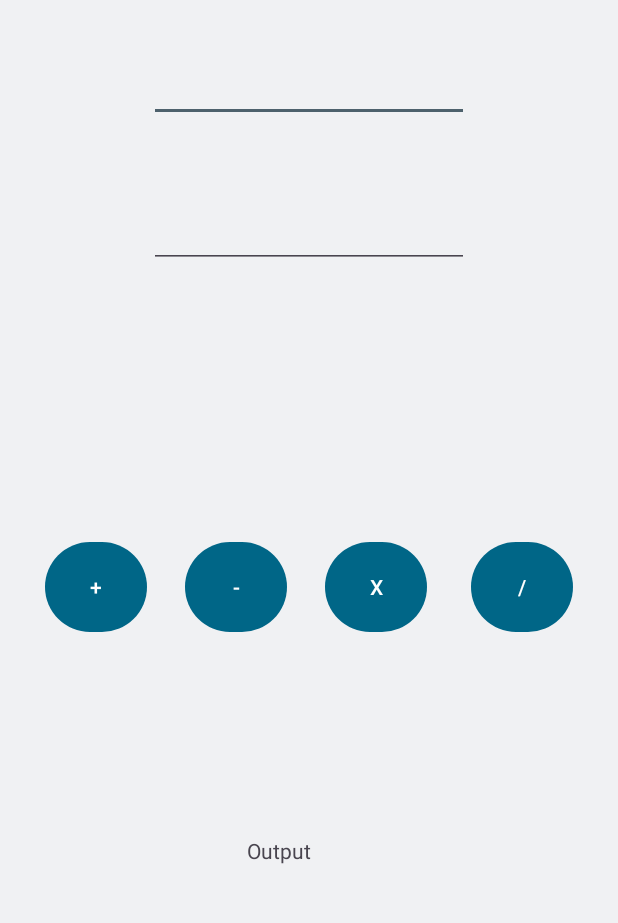
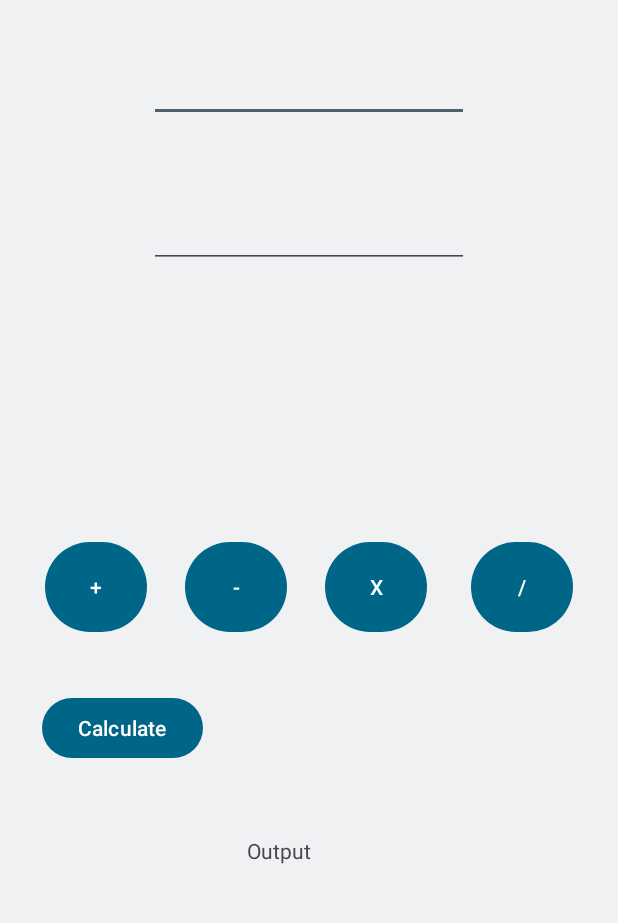
Before and after one commit to MithunA12/CalculatorAppArun, an Android app: the screen it shows after launch (MainActivity), on a phone screen of 412 x 824 dp, the part 106-1029 px from its top. Run offline under Robolectric (Android 15) with nearby library versions, the phone set to English and light mode, and no system bars.

Commit message:
started java and completed retrieving input text data

```diff
--- a/app/src/main/java/com/example/calculatorapparun/MainActivity.java
+++ b/app/src/main/java/com/example/calculatorapparun/MainActivity.java
@@ -3,12 +3,32 @@ package com.example.calculatorapparun;
 import androidx.appcompat.app.AppCompatActivity;
 
 import android.os.Bundle;
+import android.view.View;
+import android.widget.EditText;
 
 public class MainActivity extends AppCompatActivity {
 
+    boolean isAdd;
+    boolean isSub;
+    boolean isMult;
+    boolean isDiv;
     @Override
     protected void onCreate(Bundle savedInstanceState) {
         super.onCreate(savedInstanceState);
         setContentView(R.layout.activity_main);
     }
+
+    public void calculate(View v){
+
+        EditText val1ET = findViewById(R.id.inputTextOne);
+        String val1 = val1ET.getText().toString();
+        double val1Double = Double.parseDouble(val1);
+
+        EditText val2ET = findViewById(R.id.inputTextTwo);
+        String val2 = val2ET.getText().toString();
+
+        if(isAdd){
+
+        }
+    }
 }
--- a/app/src/main/res/layout/activity_main.xml
+++ b/app/src/main/res/layout/activity_main.xml
@@ -64,7 +64,7 @@
         app:layout_constraintTop_toBottomOf="@+id/titleTextView" />
 
     <EditText
-        android:id="@+id/InputTextTwo"
+        android:id="@+id/inputTextTwo"
         android:layout_width="wrap_content"
         android:layout_height="wrap_content"
         android:layout_marginTop="52dp"
@@ -94,4 +94,14 @@
         app:layout_constraintEnd_toEndOf="parent"
         app:layout_constraintStart_toStartOf="parent" />
 
+    <Button
+        android:id="@+id/calcButton"
+        android:layout_width="wrap_content"
+        android:layout_height="wrap_content"
+        android:layout_marginStart="28dp"
+        android:layout_marginTop="36dp"
+        android:text="Calculate"
+        app:layout_constraintStart_toStartOf="parent"
+        app:layout_constraintTop_toBottomOf="@+id/AddButton" />
+
 </androidx.constraintlayout.widget.ConstraintLayout>
```
